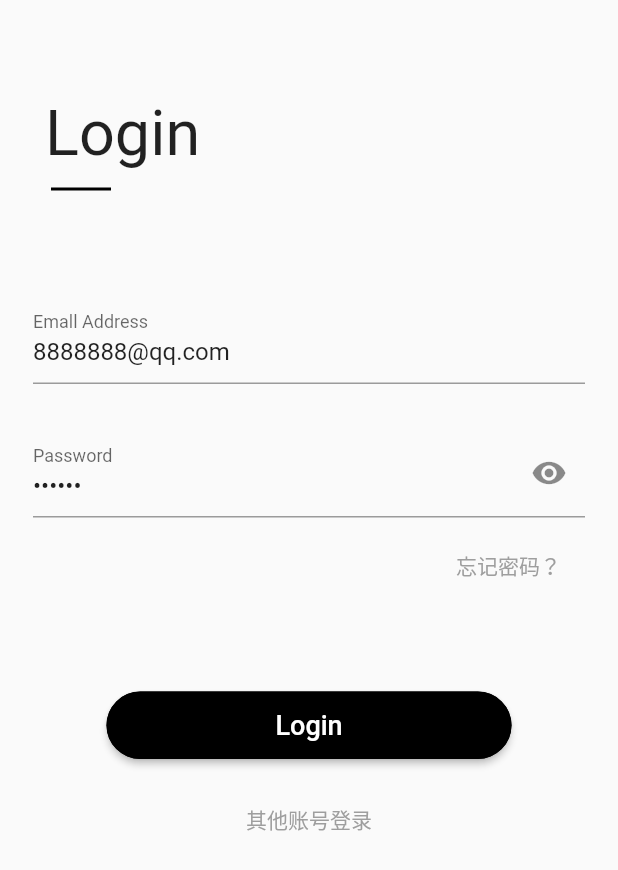
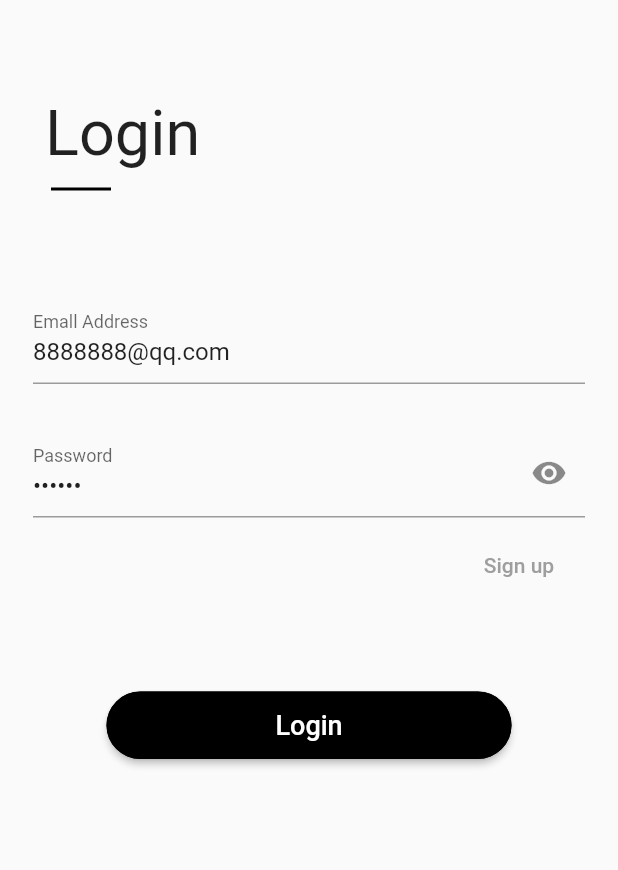
Before and after one commit to TonghuaLee/singleLoginSystem, a Flutter app: the screen it shows after launch, on a phone screen of 412 x 824 dp. Shown: the top 870 px of the screen. Run offline on Flutter 3.47's test engine with Material 2 defaults, Android fonts, the phone set to English and light mode, and no system bars.

Commit message:
feat: 添加登录测试页面

```diff
--- a/client/singleloginapp/lib/main.dart
+++ b/client/singleloginapp/lib/main.dart
@@ -1,8 +1,11 @@
 import 'package:flutter/material.dart';
 import 'package:singleloginapp/pages/home_page.dart';
+import 'package:singleloginapp/pages/register_page.dart';
 import 'pages/login_page.dart';
 
-void main() => runApp(MyApp());
+void main() {
+  runApp(MyApp());
+}
 
 class MyApp extends StatelessWidget {
   // This widget is the root of your application.
@@ -10,12 +13,15 @@ class MyApp extends StatelessWidget {
   Widget build(BuildContext context) {
     return MaterialApp(
       theme: ThemeData(
-        primarySwatch: Colors.blue,
-      ),
+          primarySwatch: Colors.blue,
+          backgroundColor: Colors.white,
+          primaryColor: Colors.green,
+          brightness: Brightness.light),
       home: LoginPage(),
       routes: <String, WidgetBuilder>{
         //静态路由,无法传参
         'LoginPage': (_) => LoginPage(),
+        'RegisterPage': (_) => RegisterPage(),
         'Home': (_) => HomePage(),
       },
     );
--- a/client/singleloginapp/lib/pages/home_page.dart
+++ b/client/singleloginapp/lib/pages/home_page.dart
@@ -1,6 +1,6 @@
 import 'package:flutter/material.dart';
 import 'package:singleloginapp/pages/login_page.dart';
-
+import 'package:singleloginapp/authso.dart';
 class HomePage extends StatelessWidget {
   final String tag;
 
@@ -89,7 +89,8 @@ Lake1 Oeschinen lies at the foot of the Blüemlisalp in the Bernese Alps. Situat
         color: Colors.green,
         child: new Text('Sign out', style: new TextStyle(color: Colors.white)));
     return Scaffold(
-      appBar: AppBar(title: Text('欢迎光临'), actions: <Widget>[]),
+      appBar: AppBar(title: Text('欢迎光临' + AuthSo.add(10, 20).toString()),
+          actions: <Widget>[]),
       body: ListView(
         children: [
           Hero(
--- a/client/singleloginapp/lib/pages/login_page.dart
+++ b/client/singleloginapp/lib/pages/login_page.dart
@@ -1,4 +1,5 @@
 import 'package:flutter/material.dart';
+import 'package:singleloginapp/pages/register_page.dart';
 
 import 'home_page.dart';
 
@@ -30,22 +31,12 @@ class _LoginPageState extends State<LoginPage> {
                 buildEmailTextField(),
                 SizedBox(height: 30.0),
                 buildPasswordTextField(context),
-                buildForgetPasswordText(context),
+                buildRegisterText(context),
                 SizedBox(height: 60.0),
                 buildLoginButton(context),
                 SizedBox(height: 30.0),
-                buildOtherLoginText(),
               ],
             )));
-  }
-
-  Align buildOtherLoginText() {
-    return Align(
-        alignment: Alignment.center,
-        child: Text(
-          '其他账号登录',
-          style: TextStyle(color: Colors.grey, fontSize: 14.0),
-        ));
   }
 
   Align buildLoginButton(BuildContext context) {
@@ -77,18 +68,22 @@ class _LoginPageState extends State<LoginPage> {
     );
   }
 
-  Padding buildForgetPasswordText(BuildContext context) {
+  Padding buildRegisterText(BuildContext context) {
     return Padding(
       padding: const EdgeInsets.only(top: 8.0),
       child: Align(
         alignment: Alignment.centerRight,
         child: FlatButton(
           child: Text(
-            '忘记密码？',
+            'Sign up',
             style: TextStyle(fontSize: 14.0, color: Colors.grey),
           ),
           onPressed: () {
-            Navigator.pop(context);
+            Navigator.pushAndRemoveUntil(context, new MaterialPageRoute(
+              builder: (BuildContext context) {
+                return new RegisterPage();
+              },
+            ), (route) => route == null);
           },
         ),
       ),
```
Also changed, not shown: 9 other files.
